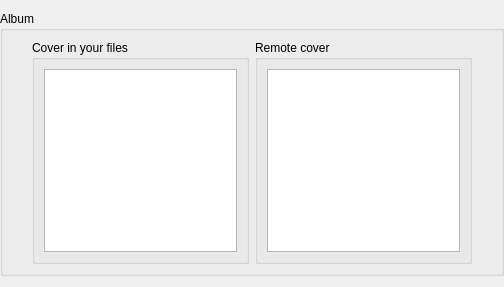
Ilya87/cover-fetcher, file templateCover.ui: the form before one commit.
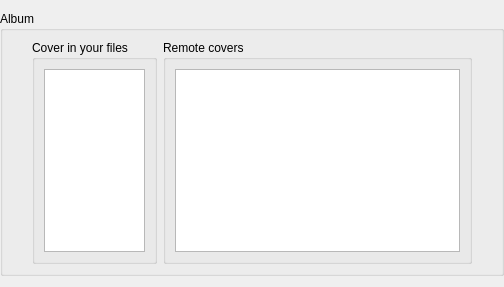
The form after the commit.

Patch:
```diff
--- a/templateCover.ui
+++ b/templateCover.ui
@@ -63,7 +63,7 @@
          <item>
           <widget class="QListWidget" name="currentCover">
            <property name="sizePolicy">
-            <sizepolicy hsizetype="Expanding" vsizetype="Expanding">
+            <sizepolicy hsizetype="Minimum" vsizetype="Expanding">
              <horstretch>0</horstretch>
              <verstretch>0</verstretch>
             </sizepolicy>
@@ -118,7 +118,7 @@
       <item>
        <widget class="QGroupBox" name="remoteCoversGroupBox">
         <property name="title">
-         <string>Remote cover</string>
+         <string>Remote covers</string>
         </property>
         <layout class="QVBoxLayout" name="verticalLayout">
          <item>
```
